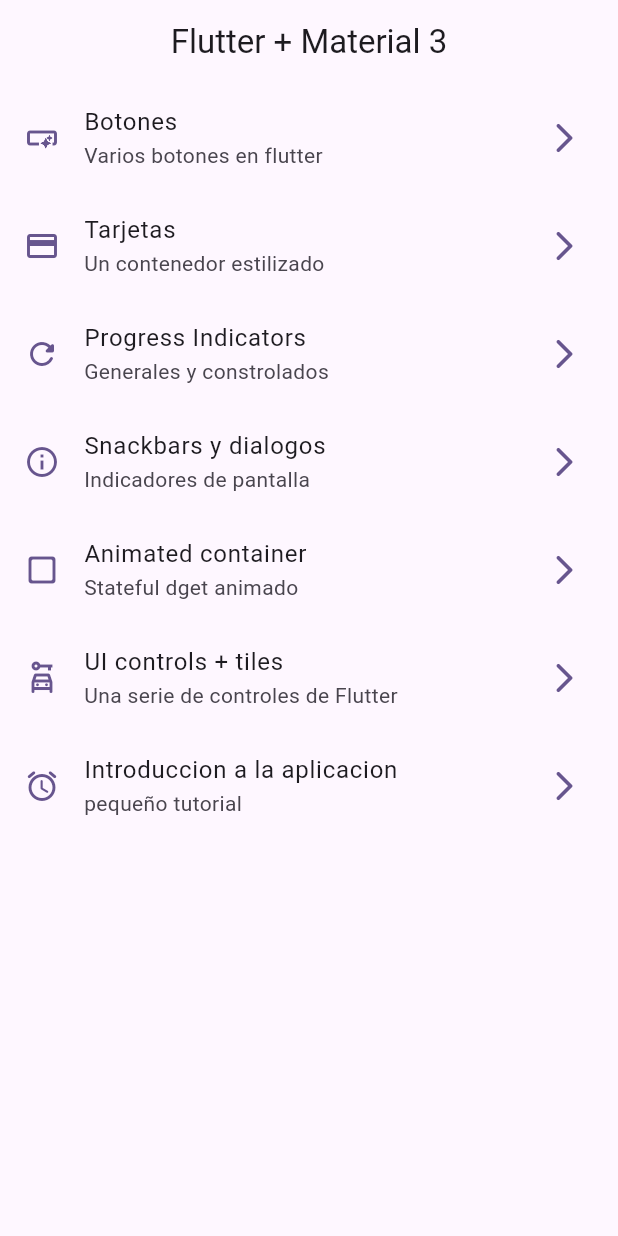
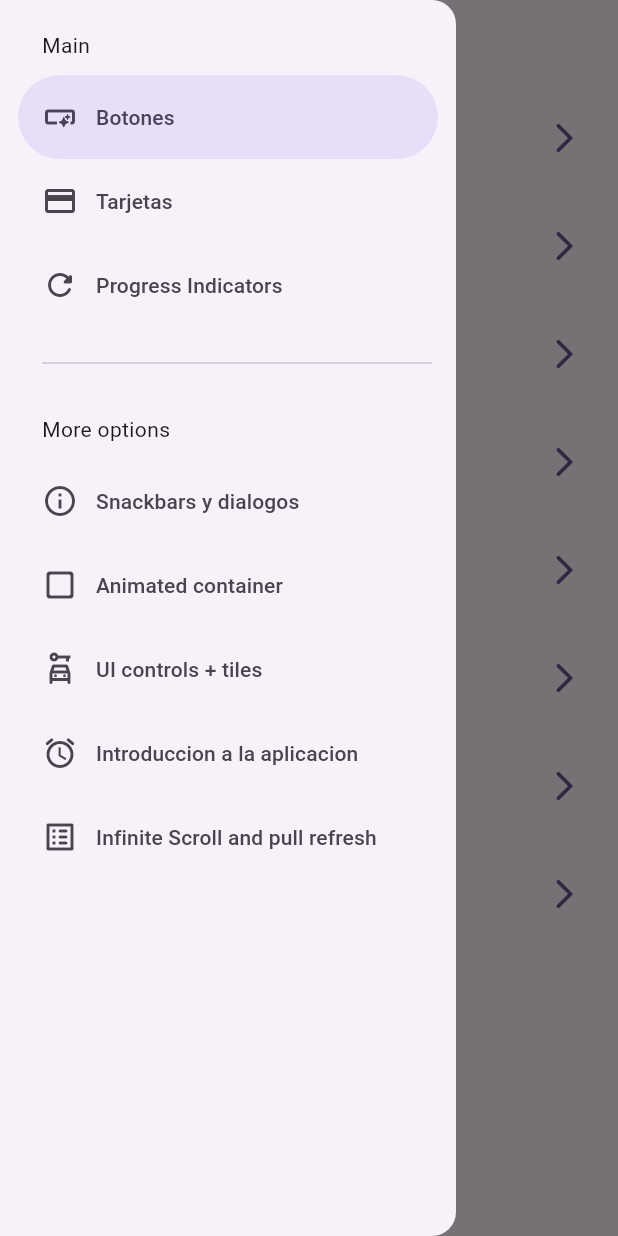
Before and after one commit to andrevalos88/widgets_app, a Flutter app: the screen it shows after launch, with the side drawer open (before the commit the screen has no drawer), on a phone screen of 412 x 824 dp. Run offline on Flutter 3.47's test engine with Material 3 defaults, Android fonts, the phone set to English and light mode, and no system bars; our stand-ins replace animate_do, go_router.

Commit message:
menu completado

```diff
--- a/lib/config/menu/menu_items.dart
+++ b/lib/config/menu/menu_items.dart
@@ -23,4 +23,5 @@ MenuItem(title: 'Snackbars y dialogos', subTitle: 'Indicadores de pantalla', lin
 MenuItem(title: 'Animated container', subTitle: 'Stateful dget animado', link: '/animated', icon: Icons.check_box_outline_blank_rounded),
 MenuItem(title: 'UI controls + tiles', subTitle: 'Una serie de controles de Flutter', link: '/ui-controls', icon: Icons.car_rental_outlined),
 MenuItem(title: 'Introduccion a la aplicacion', subTitle: 'pequeño tutorial', link: '/tutorial', icon: Icons.access_alarm_rounded),
+MenuItem(title: 'Infinite Scroll and pull refresh', subTitle: 'Listas infinitas y pull para refresh', link: '/infinite', icon: Icons.list_alt_rounded),
 ];
--- a/lib/config/router/app_router.dart
+++ b/lib/config/router/app_router.dart
@@ -44,5 +44,10 @@ final appRouter = GoRouter(
       name: AppTutorialScreen.name,
       builder: (context, state) => const AppTutorialScreen(),
     ),
+    GoRoute(
+      path: '/infinite',
+      name: InfiniteScrollScreen.name,
+      builder: (context, state) => const InfiniteScrollScreen(),
+    ),
   ],
 );
--- a/lib/presentation/screens/home/home_screen.dart
+++ b/lib/presentation/screens/home/home_screen.dart
@@ -1,7 +1,7 @@
 import 'package:flutter/material.dart';
 import 'package:go_router/go_router.dart';
 import 'package:widgets_app/config/menu/menu_items.dart';
-import 'package:widgets_app/presentation/screens/cards/cards_screen.dart';
+import 'package:widgets_app/presentation/widgets/drawers/side_menu.dart';
 
 class HomeScreen extends StatelessWidget {
   static const name = 'home_screen';
@@ -9,12 +9,16 @@ class HomeScreen extends StatelessWidget {
 
   @override
   Widget build(BuildContext context) {
+    final scaffoldKey1 = GlobalKey<ScaffoldState>();
+
     return Scaffold(
+      key: scaffoldKey1,
       appBar: AppBar(
         title: const Text('Flutter + Material 3'),
 
       ),
       body: const _HomeWidget(),
+      drawer: SideWidget(scaffoldKey: scaffoldKey1,)
     );
   }
 }
--- /dev/null
+++ b/lib/presentation/widgets/drawers/side_menu.dart
@@ -0,0 +1,72 @@
+import 'package:flutter/material.dart';
+import 'package:go_router/go_router.dart';
+import 'package:widgets_app/config/menu/menu_items.dart';
+
+
+class SideWidget extends StatefulWidget {
+
+  final GlobalKey<ScaffoldState> scaffoldKey;
+
+  const SideWidget({
+    super.key,
+    required this.scaffoldKey
+  });
+
+  @override
+  State<SideWidget> createState() => _SideWidgetState();
+}
+
+class _SideWidgetState extends State<SideWidget> {
+
+  int navDraweIndex = 0;
+
+  @override
+  Widget build(BuildContext context) {
+
+    final bool hasNotch = MediaQuery.of(context).viewPadding.top > 35;
+
+    return NavigationDrawer(
+      selectedIndex: navDraweIndex,
+      onDestinationSelected: (value) {
+        setState(() {
+          navDraweIndex = value;
+        });
+
+        final menuItem = appMenuItems[value];
+        context.push(menuItem.link);
+        widget.scaffoldKey.currentState?.closeDrawer();
+      },
+      children: [
+        Padding(
+          padding: EdgeInsets.fromLTRB(28, hasNotch ? 0 : 20, 16, 10),
+          child: const Text('Main'),
+        ),
+
+        ...appMenuItems
+        .sublist(0,3)
+        .map((item) =>  NavigationDrawerDestination(
+                                icon: Icon(item.icon),
+                                label: Text(item.title)
+                            ),
+        ),
+
+        const Padding(padding: EdgeInsets.fromLTRB(28, 16, 16, 10),
+        child: Divider(),
+        ),
+
+        const Padding(padding: EdgeInsets.fromLTRB(28, 16, 16, 10),
+        child: Text('More options'),
+        ),
+
+         ...appMenuItems
+        .sublist(3)
+        .map((item) =>  NavigationDrawerDestination(
+                                icon: Icon(item.icon),
+                                label: Text(item.title)
+                            ),
+        ),
+
+      ]
+    );
+  }
+}
```
Also changed, not shown: lib/presentation/screens/infinity_scroll/infinity_sroll_screen.dart (+129 -2 lines).
